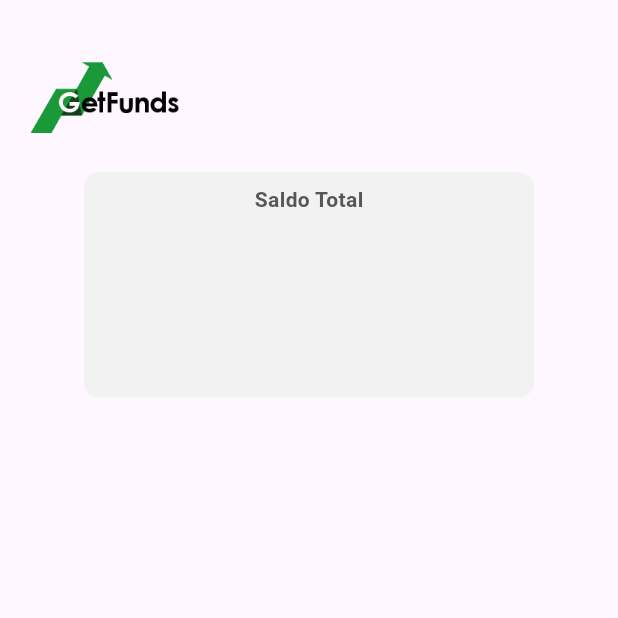
After one commit to DPooL2004/GetFunds, a Flutter app: the home screen opened directly, on a phone screen of 412 x 824 dp, the top half of it. The commit adds this screen. Run offline on Flutter 3.47's test engine with Material 3 defaults, Android fonts, the phone set to English and light mode, and no system bars; our stand-ins replace animated_splash_screen, cloud_firestore, firebase_auth, firebase_core, lottie; accounts and stored records are empty; project files that could hold a hidden picture were left out.

Commit message:
Adelanto Home

```diff
--- a/lib/formularios/login.dart
+++ b/lib/formularios/login.dart
@@ -1,6 +1,7 @@
 import 'package:flutter/material.dart';
 import 'package:getfunds/colores.dart';
 import 'package:getfunds/formularios/usuarios.dart';
+import 'package:getfunds/home.dart';
 import 'package:getfunds/vistas/ahorro.dart';
 
 class Login extends StatefulWidget {
@@ -166,7 +167,7 @@ class _LoginState extends State<Login> {
                                 }else if(dato==3){
                                   print('Correo Incorrecto');
                                 }else if(dato==1){
-                                  Navigator.push(context, MaterialPageRoute(builder: (context)=>Ahorro()));
+                                  Navigator.push(context, MaterialPageRoute(builder: (context)=>home()));
                                 }else{
                                   print('error');
                                 }
--- /dev/null
+++ b/lib/home.dart
@@ -0,0 +1,60 @@
+import 'package:flutter/material.dart';
+import 'package:getfunds/colores.dart';
+
+class home extends StatefulWidget { // Make it StatefulWidget
+  const home({super.key});
+
+  @override
+  State<home> createState() => _HomeState(); // Create a State class
+}
+
+class _HomeState extends State<home> { // State class for Home
+
+  @override
+  Widget build(BuildContext context) {
+    return Scaffold(
+      body: Container(
+        child: Column(
+          children: [
+            Row(
+              children: [
+                Container(
+                  margin: EdgeInsets.only(top: 15, left: 20),
+                  width: 100,
+                  height: 100,
+                  decoration: BoxDecoration(
+                    image: DecorationImage(
+                      image: AssetImage('img/GetFundsLogoPequeño.png'),
+                    ),
+                  ),
+                ),
+              ],
+            ),
+            Container(
+              width: 300,
+              height: 150,
+              decoration: BoxDecoration(
+                  color: Color.fromRGBO(241,242,241,1),
+                  borderRadius: BorderRadius.circular(10.0)
+              ),
+              child: Column(
+                children: [
+                  Container(
+                    child: Padding(
+                      padding: const EdgeInsets.all(8.0),
+                      child: Text('Saldo Total',
+                      style: TextStyle(
+                        color: Color.fromRGBO(87, 87, 87, 1),
+                        fontWeight: FontWeight.bold
+                      ),),
+                    ),
+                  )
+                ],
+              ),
+            )
+          ],
+        ),
+      ),
+    );
+  }
+}
```
